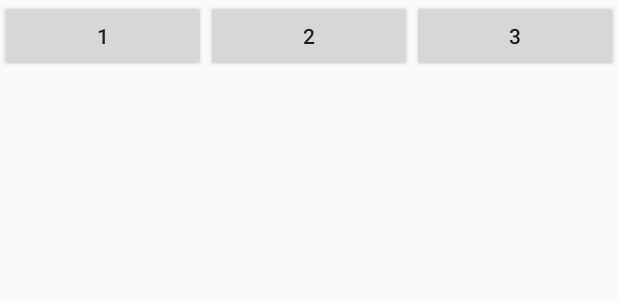
After one commit to you0521/YouDemo, an Android app: the layout activity_button_ten.xml on its own in the app's theme, with its tools: preview values and no code run, on a phone screen of 412 x 824 dp. The commit adds this screen. Shown: the top 300 px of the screen. Run offline under Robolectric (Android 15) with nearby library versions, the phone set to English and light mode, and no system bars.

Commit message:
no message

```diff
--- a/app/src/main/AndroidManifest.xml
+++ b/app/src/main/AndroidManifest.xml
@@ -12,7 +12,8 @@
         android:roundIcon="@mipmap/ic_launcher_round"
         android:supportsRtl="true"
         android:theme="@style/AppTheme">
-        <activity android:name=".activity.ButtonNineActivity"></activity>
+        <activity android:name=".activity.ButtonTenActivity"></activity>
+        <activity android:name=".activity.ButtonNineActivity" />
         <activity android:name=".activity.ButtonEightActivity" />
         <activity android:name=".activity.ButtonSevenActivity" />
         <activity android:name=".activity.ButtonSixActivity" />
--- /dev/null
+++ b/app/src/main/res/layout/activity_button_ten.xml
@@ -0,0 +1,49 @@
+<?xml version="1.0" encoding="utf-8"?>
+<LinearLayout xmlns:android="http://schemas.android.com/apk/res/android"
+    xmlns:app="http://schemas.android.com/apk/res-auto"
+    xmlns:tools="http://schemas.android.com/tools"
+    android:layout_width="match_parent"
+    android:layout_height="match_parent"
+    android:orientation="vertical"
+    tools:context=".activity.ButtonTenActivity">
+
+    <LinearLayout
+        android:layout_width="match_parent"
+        android:layout_height="wrap_content"
+        android:orientation="horizontal">
+
+        <Button
+            android:id="@+id/button_ten_btn_one"
+            android:layout_width="0dp"
+            android:layout_height="wrap_content"
+            android:layout_weight="1"
+            android:text="1" />
+
+        <Button
+            android:id="@+id/button_ten_btn_two"
+            android:layout_width="0dp"
+            android:layout_height="wrap_content"
+            android:layout_weight="1"
+            android:text="2" />
+
+        <Button
+            android:id="@+id/button_ten_btn_three"
+            android:layout_width="0dp"
+            android:layout_height="wrap_content"
+            android:layout_weight="1"
+            android:text="3" />
+    </LinearLayout>
+
+    <RelativeLayout
+        android:layout_width="match_parent"
+        android:layout_height="match_parent">
+
+        <include layout="@layout/button_ten_item_one" />
+
+        <include layout="@layout/button_ten_item_two" />
+
+        <include layout="@layout/button_ten_item_three" />
+
+    </RelativeLayout>
+
+</LinearLayout>
```
Also changed, not shown: app/src/main/java/com/example/youdemo/MainActivity.java (+11 -0 lines), app/src/main/java/com/example/youdemo/activity/ButtonTenActivity.java (added, +71 -0 lines), app/src/main/res/layout/activity_main.xml (+10 -4 lines), app/src/main/res/layout/button_ten_item_one.xml (added, +157 -0 lines), app/src/main/res/layout/button_ten_item_three.xml (added, +28 -0 lines), app/src/main/res/layout/button_ten_item_two.xml (added, +75 -0 lines).
